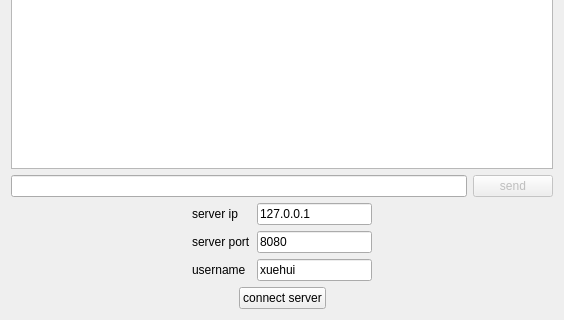
Old version of the form chatroom_test/Client/clientdialog.ui in the repository Angrbody/qt; both pictures show x 0 to 564 and y 263 to 583 of the 564 by 583 pixel window.
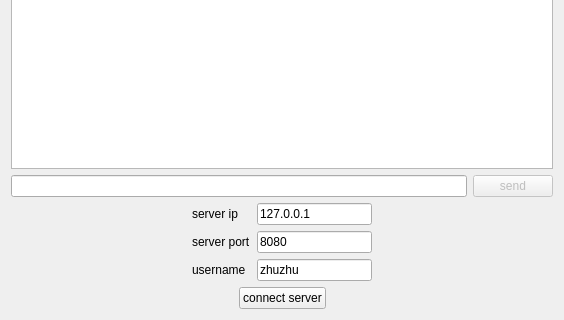
New version of the form.

```diff
--- a/chatroom_test/Client/clientdialog.ui
+++ b/chatroom_test/Client/clientdialog.ui
@@ -84,7 +84,7 @@
          <item row="2" column="1">
           <widget class="QLineEdit" name="usernameEdit">
            <property name="text">
-            <string>xuehui</string>
+            <string>zhuzhu</string>
            </property>
           </widget>
          </item>
```
Left out of the diff: 6 changed lines with no effect on the pictures.
